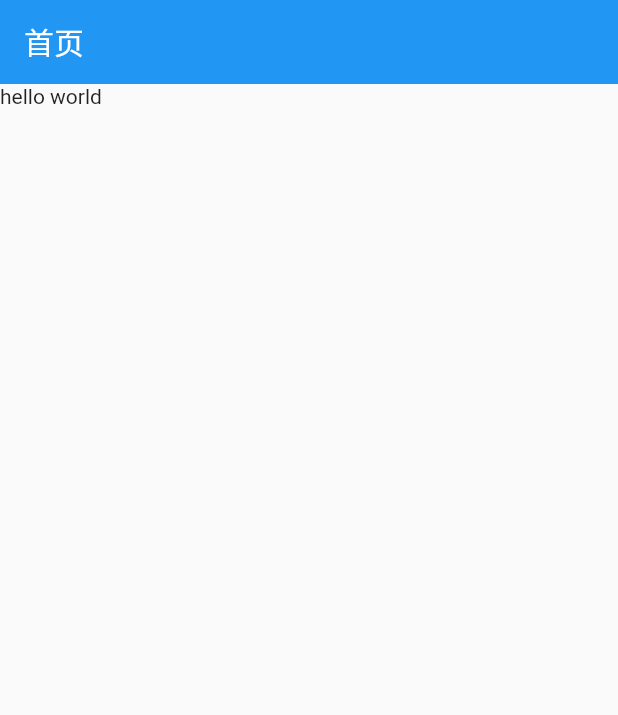
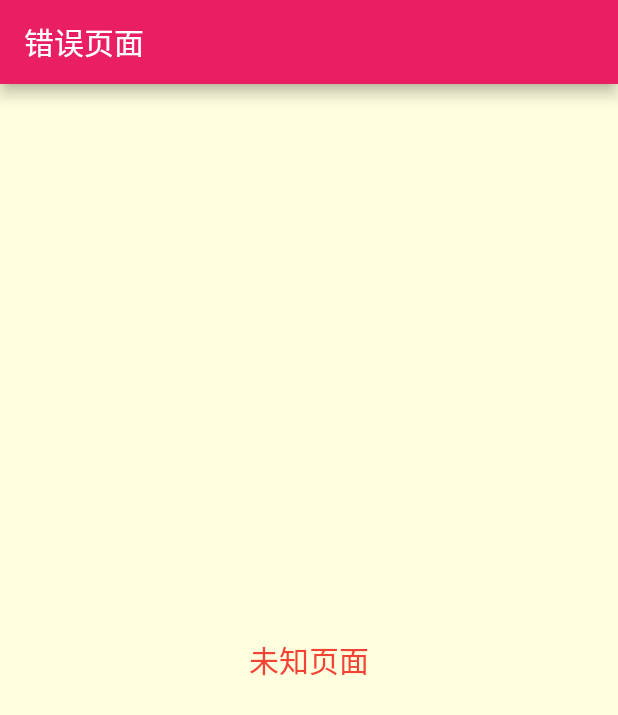
Before and after one commit to ChenNW/favor_app, a Flutter app: the screen it shows after launch, on a phone screen of 412 x 824 dp. Shown: the top 715 px of the screen. Run offline on Flutter 3.47's test engine with Material 2 defaults, Android fonts, the phone set to English and light mode, and no system bars.

Commit message:
项目初始化02

```diff
--- /dev/null
+++ b/lib/Core/Router/providers.dart
@@ -0,0 +1,23 @@
+
+import 'package:flutterfavorapp/UI/Pages/Unknown_page/unknown_page.dart';
+import 'package:flutter/cupertino.dart';
+import 'package:flutter/material.dart';
+import 'package:flutterfavorapp/UI/Pages/main/NWMain.dart';
+
+class NWProviders {
+
+  static final initialization_route = NWMainPage.initialization_name;
+
+  static final Map<String ,WidgetBuilder> routers = {//map类型
+    initialization_route:(ctx) => NWMainPage()
+
+  };
+
+
+  //unkonwn_page
+
+  static final RouteFactory NwUnkonwn_page =(setting){
+    return MaterialPageRoute(builder: (ctx) => unKnown_page());
+  };
+
+}
--- /dev/null
+++ b/lib/UI/Pages/Unknown_page/unknown_page.dart
@@ -0,0 +1,19 @@
+
+import 'package:flutter/material.dart';
+
+class unKnown_page extends StatelessWidget {
+  @override
+  Widget build(BuildContext context) {
+    return Scaffold(
+      appBar: AppBar(
+        title: Text('错误页面'),
+      ),
+      body: Center(
+        child: Text(
+          '未知页面',
+          style: TextStyle(fontSize: 20,color: Colors.red),
+        ),
+      ),
+    );
+  }
+}
--- /dev/null
+++ b/lib/UI/Shared/theme_data.dart
@@ -0,0 +1,34 @@
+import 'package:flutter/material.dart';
+
+class theme_data {
+  static const double _primary_font_size = 20;
+
+  static const double body_text_font = 14;
+  static const double normal_text_font = 16;
+  static const double middle_text_font = 18;
+  static const double large_text_font = 20;
+
+  //亮色模式
+  static final ThemeData lightTheme = ThemeData(
+    primarySwatch: Colors.pink,
+    highlightColor: Colors.transparent,
+    splashColor: Colors.transparent,
+    canvasColor: Color.fromRGBO(255, 254, 222, 1), //背景色
+    primaryTextTheme: TextTheme(
+        title: TextStyle(fontSize: _primary_font_size, color: Colors.white)),
+    textTheme: TextTheme(
+        body1: TextStyle(fontSize: body_text_font, color: Colors.black54),
+        display1: TextStyle(fontSize: normal_text_font),
+        display2: TextStyle(fontSize: middle_text_font),
+        display3: TextStyle(fontSize: large_text_font)),
+  );
+
+  //暗黑模式
+  static final ThemeData darkTheme = ThemeData(
+      primarySwatch: Colors.blueGrey,
+      primaryTextTheme: TextTheme(
+          title:
+              TextStyle(color: Colors.white70, fontSize: _primary_font_size)),
+      textTheme: TextTheme(
+          body1: TextStyle(fontSize: body_text_font, color: Colors.white70)));
+}
--- a/lib/main.dart
+++ b/lib/main.dart
@@ -1,4 +1,7 @@
 import 'package:flutter/material.dart';
+import 'package:flutterfavorapp/Core/Router/providers.dart';
+import 'package:flutterfavorapp/UI/Pages/main/NWMain.dart';
+import 'package:flutterfavorapp/UI/Shared/theme_data.dart';
 
 main() => runApp(myApp());
 
@@ -6,29 +9,10 @@ class myApp extends StatelessWidget {
   @override
   Widget build(BuildContext context) {
     return MaterialApp(
-        debugShowCheckedModeBanner: false,
-        theme: ThemeData(
-          primaryColor: Colors.blue
-        ),
-        home: MyHomePage(),
+      debugShowCheckedModeBanner: false,
+      theme: theme_data.lightTheme,
+      initialRoute: NWProviders.initialization_route,
+      onUnknownRoute: NWProviders.NwUnkonwn_page,
     );
   }
 }
-
-class MyHomePage extends StatefulWidget {
-  @override
-  _MyHomePageState createState() => _MyHomePageState();
-}
-
-class _MyHomePageState extends State<MyHomePage> {
-  @override
-  Widget build(BuildContext context) {
-    return Scaffold(
-      appBar: AppBar(
-        title: Text('首页'),
-        elevation: 0,
-      ),
-      body: Text('hello world'),
-    );
-  }
-}
```
Also changed, not shown: lib/UI/Pages/main/NWMain.dart (added, +23 -0 lines), lib/UI/Shared/size_fit.dart (added, +52 -0 lines), 50 other files.
